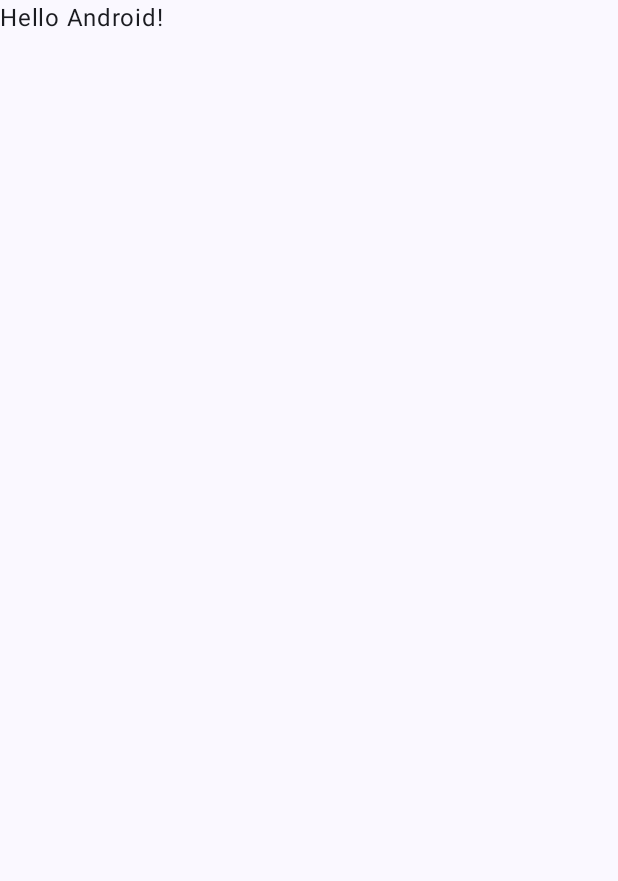
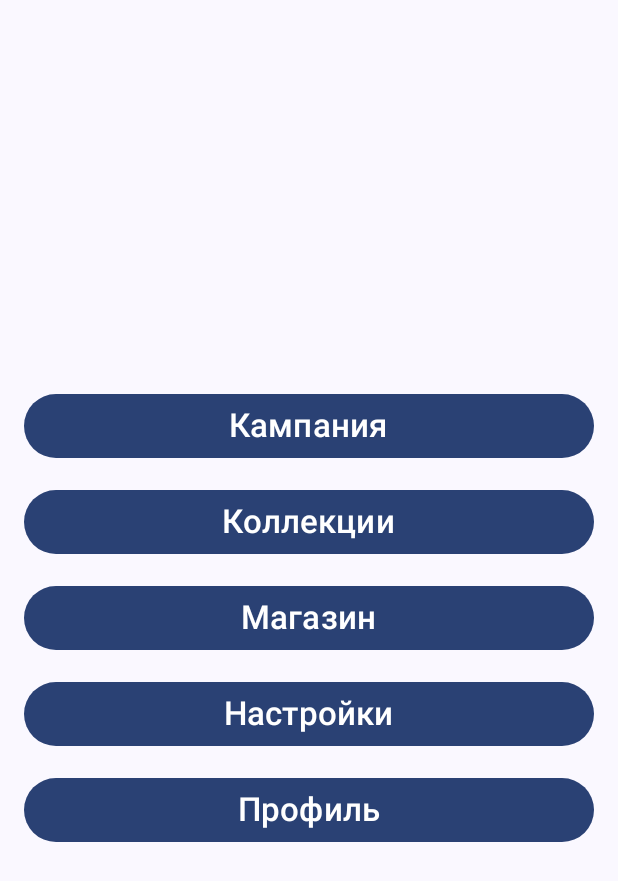
Before and after one commit to SergeiKrainyukov/BakuganBattleChampions, an Android app built with Jetpack Compose: the screen it shows after launch (MainActivity), on a phone screen of 412 x 824 dp. Before the commit the part shown is almost empty. Shown: the top 881 px of the screen. Run offline under Robolectric (Android 15) with nearby library versions, the phone set to English and light mode, and no system bars.

Commit message:
Отрисован экран меню

```diff
--- a/app/build.gradle.kts
+++ b/app/build.gradle.kts
@@ -50,7 +50,7 @@ android {
 }
 
 dependencies {
-
+    implementation ("androidx.navigation:navigation-compose:2.7.5")
     implementation("androidx.core:core-ktx:1.9.0")
     implementation("androidx.lifecycle:lifecycle-runtime-ktx:2.6.2")
     implementation("androidx.activity:activity-compose:1.8.0")
@@ -59,6 +59,7 @@ dependencies {
     implementation("androidx.compose.ui:ui-graphics")
     implementation("androidx.compose.ui:ui-tooling-preview")
     implementation("androidx.compose.material3:material3")
+    implementation("androidx.navigation:navigation-runtime-ktx:2.7.5")
     testImplementation("junit:junit:4.13.2")
     androidTestImplementation("androidx.test.ext:junit:1.1.5")
     androidTestImplementation("androidx.test.espresso:espresso-core:3.5.1")
--- a/app/src/main/java/com/animeGames/bakuganbattlechampions/MainActivity.kt
+++ b/app/src/main/java/com/animeGames/bakuganbattlechampions/MainActivity.kt
@@ -6,10 +6,11 @@ import androidx.activity.compose.setContent
 import androidx.compose.foundation.layout.fillMaxSize
 import androidx.compose.material3.MaterialTheme
 import androidx.compose.material3.Surface
-import androidx.compose.material3.Text
 import androidx.compose.runtime.Composable
 import androidx.compose.ui.Modifier
-import androidx.compose.ui.tooling.preview.Preview
+import androidx.navigation.compose.NavHost
+import androidx.navigation.compose.composable
+import androidx.navigation.compose.rememberNavController
 import com.animeGames.bakuganbattlechampions.ui.theme.BakuganBattleChampionsTheme
 
 class MainActivity : ComponentActivity() {
@@ -22,7 +23,7 @@ class MainActivity : ComponentActivity() {
                     modifier = Modifier.fillMaxSize(),
                     color = MaterialTheme.colorScheme.background
                 ) {
-                    Greeting("Android")
+                    App()
                 }
             }
         }
@@ -30,17 +31,14 @@ class MainActivity : ComponentActivity() {
 }
 
 @Composable
-fun Greeting(name: String, modifier: Modifier = Modifier) {
-    Text(
-        text = "Hello $name!",
-        modifier = modifier
-    )
-}
-
-@Preview(showBackground = true)
-@Composable
-fun GreetingPreview() {
-    BakuganBattleChampionsTheme {
-        Greeting("Android")
+fun App() {
+    val navController = rememberNavController()
+    NavHost(navController = navController, startDestination = "main") {
+        composable("main") { MenuScreen(navController) }
+        composable("campaign") { /* ... */ }
+        composable("collections") { /* ... */ }
+        composable("shop") { /* ... */ }
+        composable("settings") { /* ... */ }
+        composable("profile") { /* ... */ }
     }
 }
--- /dev/null
+++ b/app/src/main/java/com/animeGames/bakuganbattlechampions/MenuScreen.kt
@@ -0,0 +1,80 @@
+package com.animeGames.bakuganbattlechampions
+
+import androidx.compose.foundation.layout.Arrangement
+import androidx.compose.foundation.layout.Box
+import androidx.compose.foundation.layout.Column
+import androidx.compose.foundation.layout.fillMaxSize
+import androidx.compose.foundation.layout.fillMaxWidth
+import androidx.compose.foundation.layout.padding
+import androidx.compose.material3.Button
+import androidx.compose.material3.Text
+import androidx.compose.runtime.Composable
+import androidx.compose.ui.Alignment
+import androidx.compose.ui.Modifier
+import androidx.compose.ui.tooling.preview.Preview
+import androidx.compose.ui.unit.dp
+import androidx.compose.ui.unit.sp
+import androidx.navigation.NavController
+import androidx.navigation.compose.rememberNavController
+import com.animeGames.bakuganbattlechampions.ui.theme.BakuganBattleChampionsTheme
+
+@Composable
+fun MenuScreen(navController: NavController) {
+    Box(
+        modifier = Modifier.fillMaxSize(),
+        contentAlignment = Alignment.Center
+    ) {
+        Column(
+            horizontalAlignment = Alignment.CenterHorizontally,
+            verticalArrangement = Arrangement.spacedBy(16.dp)
+        ) {
+            // Определяем общий модификатор для кнопок
+            val buttonModifier = Modifier
+                .fillMaxWidth() // Заполняем всю доступную ширину
+                .padding(horizontal = 16.dp) // Добавляем горизонтальный отступ
+
+            Button(
+                onClick = { navController.navigate("campaign") },
+                modifier = buttonModifier
+            ) {
+                Text("Кампания", fontSize = 22.sp)
+            }
+
+            Button(
+                onClick = { navController.navigate("collections") },
+                modifier = buttonModifier
+            ) {
+                Text("Коллекции", fontSize = 22.sp)
+            }
+
+            Button(
+                onClick = { navController.navigate("shop") },
+                modifier = buttonModifier
+            ) {
+                Text("Магазин", fontSize = 22.sp)
+            }
+
+            Button(
+                onClick = { navController.navigate("settings") },
+                modifier = buttonModifier
+            ) {
+                Text("Настройки", fontSize = 22.sp)
+            }
+
+            Button(
+                onClick = { navController.navigate("profile") },
+                modifier = buttonModifier
+            ) {
+                Text("Профиль", fontSize = 22.sp)
+            }
+        }
+    }
+}
+
+@Preview(showBackground = true)
+@Composable
+fun MenuScreenPreview() {
+    BakuganBattleChampionsTheme {
+        MenuScreen(navController = rememberNavController())
+    }
+}
```
